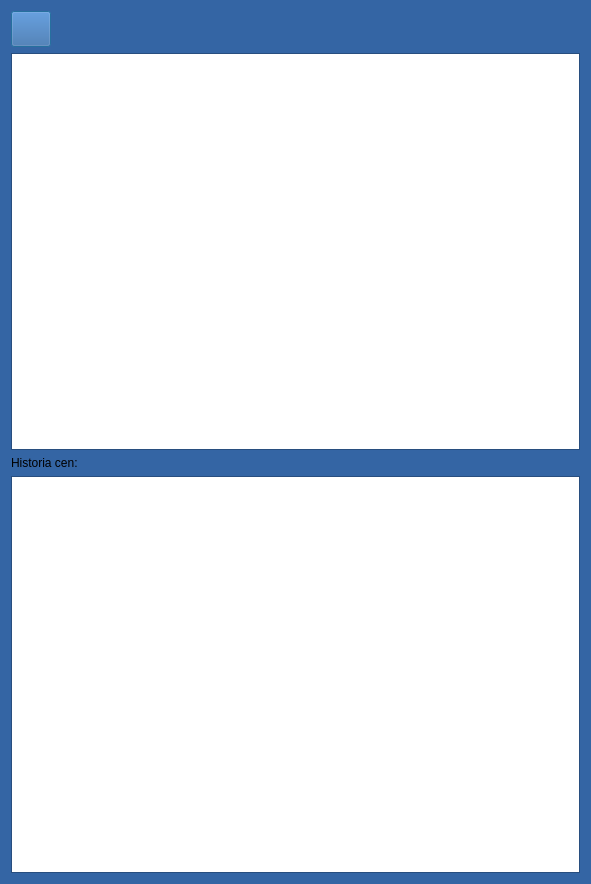
Before: the Qt Designer form skoryDialog.ui in militia11/shoes, drawn with Qt 5.
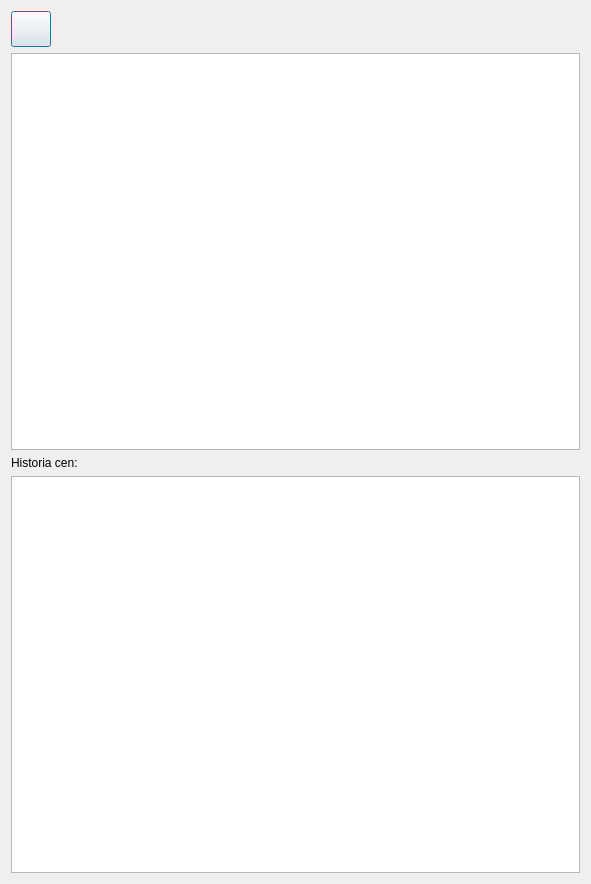
After: the same form once the commit is applied. Icons and pictures are not drawn.

The edit to the form file:
```diff
--- a/skoryDialog.ui
+++ b/skoryDialog.ui
@@ -10,421 +10,6 @@
     <height>884</height>
    </rect>
   </property>
-  <property name="palette">
-   <palette>
-    <active>
-     <colorrole role="WindowText">
-      <brush brushstyle="SolidPattern">
-       <color alpha="255">
-        <red>0</red>
-        <green>0</green>
-        <blue>0</blue>
-       </color>
-      </brush>
-     </colorrole>
-     <colorrole role="Button">
-      <brush brushstyle="SolidPattern">
-       <color alpha="255">
-        <red>52</red>
-        <green>101</green>
-        <blue>164</blue>
-       </color>
-      </brush>
-     </colorrole>
-     <colorrole role="Light">
-      <brush brushstyle="SolidPattern">
-       <color alpha="255">
-        <red>78</red>
-        <green>152</green>
-        <blue>246</blue>
-       </color>
-      </brush>
-     </colorrole>
-     <colorrole role="Midlight">
-      <brush brushstyle="SolidPattern">
-       <color alpha="255">
-        <red>65</red>
-        <green>126</green>
-        <blue>205</blue>
-       </color>
-      </brush>
-     </colorrole>
-     <colorrole role="Dark">
-      <brush brushstyle="SolidPattern">
-       <color alpha="255">
-        <red>26</red>
-        <green>50</green>
-        <blue>82</blue>
-       </color>
-      </brush>
-     </colorrole>
-     <colorrole role="Mid">
-      <brush brushstyle="SolidPattern">
-       <color alpha="255">
-        <red>34</red>
-        <green>67</green>
-        <blue>109</blue>
-       </color>
-      </brush>
-     </colorrole>
-     <colorrole role="Text">
-      <brush brushstyle="SolidPattern">
-       <color alpha="255">
-        <red>0</red>
-        <green>0</green>
-        <blue>0</blue>
-       </color>
-      </brush>
-     </colorrole>
-     <colorrole role="BrightText">
-      <brush brushstyle="SolidPattern">
-       <color alpha="255">
-        <red>255</red>
-        <green>255</green>
-        <blue>255</blue>
-       </color>
-      </brush>
-     </colorrole>
-     <colorrole role="ButtonText">
-      <brush brushstyle="SolidPattern">
-       <color alpha="255">
-        <red>0</red>
-        <green>0</green>
-        <blue>0</blue>
-       </color>
-      </brush>
-     </colorrole>
-     <colorrole role="Base">
-      <brush brushstyle="SolidPattern">
-       <color alpha="255">
-        <red>255</red>
-        <green>255</green>
-        <blue>255</blue>
-       </color>
-      </brush>
-     </colorrole>
-     <colorrole role="Window">
-      <brush brushstyle="SolidPattern">
-       <color alpha="255">
-        <red>52</red>
-        <green>101</green>
-        <blue>164</blue>
-       </color>
-      </brush>
-     </colorrole>
-     <colorrole role="Shadow">
-      <brush brushstyle="SolidPattern">
-       <color alpha="255">
-        <red>0</red>
-        <green>0</green>
-        <blue>0</blue>
-       </color>
-      </brush>
-     </colorrole>
-     <colorrole role="AlternateBase">
-      <brush brushstyle="SolidPattern">
-       <color alpha="255">
-        <red>153</red>
-        <green>178</green>
-        <blue>209</blue>
-       </color>
-      </brush>
-     </colorrole>
-     <colorrole role="ToolTipBase">
-      <brush brushstyle="SolidPattern">
-       <color alpha="255">
-        <red>255</red>
-        <green>255</green>
-        <blue>220</blue>
-       </color>
-      </brush>
-     </colorrole>
-     <colorrole role="ToolTipText">
-      <brush brushstyle="SolidPattern">
-       <color alpha="255">
-        <red>0</red>
-        <green>0</green>
-        <blue>0</blue>
-       </color>
-      </brush>
-     </colorrole>
-    </active>
-    <inactive>
-     <colorrole role="WindowText">
-      <brush brushstyle="SolidPattern">
-       <color alpha="255">
-        <red>0</red>
-        <green>0</green>
-        <blue>0</blue>
-       </color>
-      </brush>
-     </colorrole>
-     <colorrole role="Button">
-      <brush brushstyle="SolidPattern">
-       <color alpha="255">
-        <red>52</red>
-        <green>101</green>
-        <blue>164</blue>
-       </color>
-      </brush>
-     </colorrole>
-     <colorrole role="Light">
-      <brush brushstyle="SolidPattern">
-       <color alpha="255">
-        <red>78</red>
-        <green>152</green>
-        <blue>246</blue>
-       </color>
-      </brush>
-     </colorrole>
-     <colorrole role="Midlight">
-      <brush brushstyle="SolidPattern">
-       <color alpha="255">
-        <red>65</red>
-        <green>126</green>
-        <blue>205</blue>
-       </color>
-      </brush>
-     </colorrole>
-     <colorrole role="Dark">
-      <brush brushstyle="SolidPattern">
-       <color alpha="255">
-        <red>26</red>
-        <green>50</green>
-        <blue>82</blue>
-       </color>
-      </brush>
-     </colorrole>
-     <colorrole role="Mid">
-      <brush brushstyle="SolidPattern">
-       <color alpha="255">
-        <red>34</red>
-        <green>67</green>
-        <blue>109</blue>
-       </color>
-      </brush>
-     </colorrole>
-     <colorrole role="Text">
-      <brush brushstyle="SolidPattern">
-       <color alpha="255">
-        <red>0</red>
-        <green>0</green>
-        <blue>0</blue>
-       </color>
-      </brush>
-     </colorrole>
-     <colorrole role="BrightText">
-      <brush brushstyle="SolidPattern">
-       <color alpha="255">
-        <red>255</red>
-        <green>255</green>
-        <blue>255</blue>
-       </color>
-      </brush>
-     </colorrole>
-     <colorrole role="ButtonText">
-      <brush brushstyle="SolidPattern">
-       <color alpha="255">
-        <red>0</red>
-        <green>0</green>
-        <blue>0</blue>
-       </color>
-      </brush>
-     </colorrole>
-     <colorrole role="Base">
-      <brush brushstyle="SolidPattern">
-       <color alpha="255">
-        <red>255</red>
-        <green>255</green>
-        <blue>255</blue>
-       </color>
-      </brush>
-     </colorrole>
-     <colorrole role="Window">
-      <brush brushstyle="SolidPattern">
-       <color alpha="255">
-        <red>52</red>
-        <green>101</green>
-        <blue>164</blue>
-       </color>
-      </brush>
-     </colorrole>
-     <colorrole role="Shadow">
-      <brush brushstyle="SolidPattern">
-       <color alpha="255">
-        <red>0</red>
-        <green>0</green>
-        <blue>0</blue>
-       </color>
-      </brush>
-     </colorrole>
-     <colorrole role="AlternateBase">
-      <brush brushstyle="SolidPattern">
-       <color alpha="255">
-        <red>153</red>
-        <green>178</green>
-        <blue>209</blue>
-       </color>
-      </brush>
-     </colorrole>
-     <colorrole role="ToolTipBase">
-      <brush brushstyle="SolidPattern">
-       <color alpha="255">
-        <red>255</red>
-        <green>255</green>
-        <blue>220</blue>
-       </color>
-      </brush>
-     </colorrole>
-     <colorrole role="ToolTipText">
-      <brush brushstyle="SolidPattern">
-       <color alpha="255">
-        <red>0</red>
-        <green>0</green>
-        <blue>0</blue>
-       </color>
-      </brush>
-     </colorrole>
-    </inactive>
-    <disabled>
-     <colorrole role="WindowText">
-      <brush brushstyle="SolidPattern">
-       <color alpha="255">
-        <red>26</red>
-        <green>50</green>
-        <blue>82</blue>
-       </color>
-      </brush>
-     </colorrole>
-     <colorrole role="Button">
-      <brush brushstyle="SolidPattern">
-       <color alpha="255">
-        <red>52</red>
-        <green>101</green>
-        <blue>164</blue>
-       </color>
-      </brush>
-     </colorrole>
-     <colorrole role="Light">
-      <brush brushstyle="SolidPattern">
-       <color alpha="255">
-        <red>78</red>
-        <green>152</green>
-        <blue>246</blue>
-       </color>
-      </brush>
-     </colorrole>
-     <colorrole role="Midlight">
-      <brush brushstyle="SolidPattern">
-       <color alpha="255">
-        <red>65</red>
-        <green>126</green>
-        <blue>205</blue>
-       </color>
-      </brush>
-     </colorrole>
-     <colorrole role="Dark">
-      <brush brushstyle="SolidPattern">
-       <color alpha="255">
-        <red>26</red>
-        <green>50</green>
-        <blue>82</blue>
-       </color>
-      </brush>
-     </colorrole>
-     <colorrole role="Mid">
-      <brush brushstyle="SolidPattern">
-       <color alpha="255">
-        <red>34</red>
-        <green>67</green>
-        <blue>109</blue>
-       </color>
-      </brush>
-     </colorrole>
-     <colorrole role="Text">
-      <brush brushstyle="SolidPattern">
-       <color alpha="255">
-        <red>26</red>
-        <green>50</green>
-        <blue>82</blue>
-       </color>
-      </brush>
-     </colorrole>
-     <colorrole role="BrightText">
-      <brush brushstyle="SolidPattern">
-       <color alpha="255">
-        <red>255</red>
-        <green>255</green>
-        <blue>255</blue>
-       </color>
-      </brush>
-     </colorrole>
-     <colorrole role="ButtonText">
-      <brush brushstyle="SolidPattern">
-       <color alpha="255">
-        <red>26</red>
-        <green>50</green>
-        <blue>82</blue>
-       </color>
-      </brush>
-     </colorrole>
-     <colorrole role="Base">
-      <brush brushstyle="SolidPattern">
-       <color alpha="255">
-        <red>52</red>
-        <green>101</green>
-        <blue>164</blue>
-       </color>
-      </brush>
-     </colorrole>
-     <colorrole role="Window">
-      <brush brushstyle="SolidPattern">
-       <color alpha="255">
-        <red>52</red>
-        <green>101</green>
-        <blue>164</blue>
-       </color>
-      </brush>
-     </colorrole>
-     <colorrole role="Shadow">
-      <brush brushstyle="SolidPattern">
-       <color alpha="255">
-        <red>0</red>
-        <green>0</green>
-        <blue>0</blue>
-       </color>
-      </brush>
-     </colorrole>
-     <colorrole role="AlternateBase">
-      <brush brushstyle="SolidPattern">
-       <color alpha="255">
-        <red>52</red>
-        <green>101</green>
-        <blue>164</blue>
-       </color>
-      </brush>
-     </colorrole>
-     <colorrole role="ToolTipBase">
-      <brush brushstyle="SolidPattern">
-       <color alpha="255">
-        <red>255</red>
-        <green>255</green>
-        <blue>220</blue>
-       </color>
-      </brush>
-     </colorrole>
-     <colorrole role="ToolTipText">
-      <brush brushstyle="SolidPattern">
-       <color alpha="255">
-        <red>0</red>
-        <green>0</green>
-        <blue>0</blue>
-       </color>
-      </brush>
-     </colorrole>
-    </disabled>
-   </palette>
-  </property>
   <property name="windowTitle">
    <string>Skóry</string>
   </property>
```
